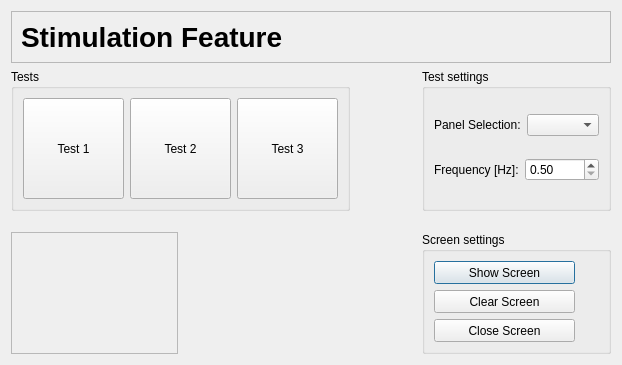
First picture: the form in applications/mne_x/plugins/ssvepbci/FormFiles/ssvepbcisetupstimuluswidget.ui, repository mne-tools/mne-cpp, before the edit.
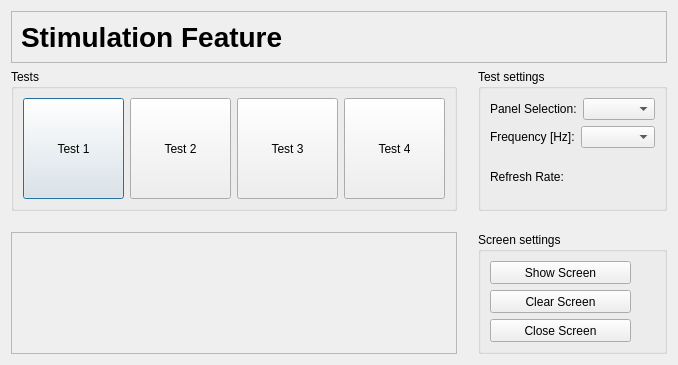
Second picture: the form after the edit. Icons and pictures are not drawn.

Diff of the .ui file:
```diff
--- a/applications/mne_x/plugins/ssvepbci/FormFiles/ssvepbcisetupstimuluswidget.ui
+++ b/applications/mne_x/plugins/ssvepbci/FormFiles/ssvepbcisetupstimuluswidget.ui
@@ -6,7 +6,7 @@
    <rect>
     <x>0</x>
     <y>0</y>
-    <width>622</width>
+    <width>678</width>
     <height>365</height>
    </rect>
   </property>
@@ -14,131 +14,20 @@
    <string>Dialog</string>
   </property>
   <layout class="QGridLayout" name="gridLayout_2">
-   <item row="1" column="4">
-    <widget class="QGroupBox" name="groupBox">
-     <property name="title">
-      <string>Test settings</string>
+   <item row="1" column="1">
+    <spacer name="horizontalSpacer_2">
+     <property name="orientation">
+      <enum>Qt::Horizontal</enum>
      </property>
-     <layout class="QGridLayout" name="gridLayout">
-      <item row="0" column="0">
-       <layout class="QHBoxLayout" name="horizontalLayout">
-        <item>
-         <widget class="QLabel" name="label">
-          <property name="text">
-           <string>Panel Selection:</string>
-          </property>
-         </widget>
-        </item>
-        <item>
-         <widget class="QComboBox" name="comboBox"/>
-        </item>
-       </layout>
-      </item>
-      <item row="1" column="0">
-       <layout class="QHBoxLayout" name="horizontalLayout_2">
-        <item>
-         <widget class="QLabel" name="label_2">
-          <property name="text">
-           <string>Frequency [Hz]:</string>
-          </property>
-         </widget>
-        </item>
-        <item>
-         <widget class="QDoubleSpinBox" name="doubleSpinBox">
-          <property name="minimum">
-           <double>0.500000000000000</double>
-          </property>
-          <property name="maximum">
-           <double>30.000000000000000</double>
-          </property>
-         </widget>
-        </item>
-       </layout>
-      </item>
-     </layout>
-    </widget>
-   </item>
-   <item row="3" column="0">
-    <widget class="QFrame" name="frame">
-     <property name="frameShape">
-      <enum>QFrame::StyledPanel</enum>
+     <property name="sizeHint" stdset="0">
+      <size>
+       <width>40</width>
+       <height>20</height>
+      </size>
      </property>
-     <property name="frameShadow">
-      <enum>QFrame::Raised</enum>
-     </property>
-     <layout class="QHBoxLayout" name="horizontalLayout_5"/>
-    </widget>
+    </spacer>
    </item>
-   <item row="3" column="4">
-    <widget class="QGroupBox" name="groupBox_2">
-     <property name="title">
-      <string>Screen settings</string>
-     </property>
-     <layout class="QVBoxLayout" name="verticalLayout">
-      <item>
-       <widget class="QPushButton" name="pushButton">
-        <property name="sizePolicy">
-         <sizepolicy hsizetype="Fixed" vsizetype="Fixed">
-          <horstretch>0</horstretch>
-          <verstretch>0</verstretch>
-         </sizepolicy>
-        </property>
-        <property name="minimumSize">
-         <size>
-          <width>141</width>
-          <height>23</height>
-         </size>
-        </property>
-        <property name="text">
-         <string>Show Screen</string>
-        </property>
-        <property name="checkable">
-         <bool>false</bool>
-        </property>
-       </widget>
-      </item>
-      <item>
-       <widget class="QPushButton" name="pushButton_2">
-        <property name="sizePolicy">
-         <sizepolicy hsizetype="Fixed" vsizetype="Fixed">
-          <horstretch>0</horstretch>
-          <verstretch>0</verstretch>
-         </sizepolicy>
-        </property>
-        <property name="minimumSize">
-         <size>
-          <width>141</width>
-          <height>23</height>
-         </size>
-        </property>
-        <property name="text">
-         <string>Clear Screen</string>
-        </property>
-       </widget>
-      </item>
-      <item>
-       <widget class="QPushButton" name="pushButton_3">
-        <property name="sizePolicy">
-         <sizepolicy hsizetype="Fixed" vsizetype="Fixed">
-          <horstretch>0</horstretch>
-          <verstretch>0</verstretch>
-         </sizepolicy>
-        </property>
-        <property name="minimumSize">
-         <size>
-          <width>141</width>
-          <height>23</height>
-         </size>
-        </property>
-        <property name="text">
-         <string>Close Screen</string>
-        </property>
-       </widget>
-      </item>
-     </layout>
-    </widget>
-   </item>
-   <item row="1" column="0" colspan="2">
+   <item row="1" column="0">
     <widget class="QGroupBox" name="groupBox_3">
      <property name="title">
       <string>Tests</string>
@@ -201,10 +90,29 @@
         </property>
        </widget>
       </item>
+      <item>
+       <widget class="QPushButton" name="pushButton_7">
+        <property name="sizePolicy">
+         <sizepolicy hsizetype="Fixed" vsizetype="Fixed">
+          <horstretch>0</horstretch>
+          <verstretch>0</verstretch>
+         </sizepolicy>
+        </property>
+        <property name="minimumSize">
+         <size>
+          <width>101</width>
+          <height>101</height>
+         </size>
+        </property>
+        <property name="text">
+         <string>Test 4</string>
+        </property>
+       </widget>
+      </item>
      </layout>
     </widget>
    </item>
-   <item row="0" column="0" colspan="5">
+   <item row="0" column="0" colspan="3">
     <widget class="QFrame" name="frame_2">
      <property name="maximumSize">
       <size>
@@ -265,20 +173,142 @@
      </layout>
     </widget>
    </item>
+   <item row="3" column="0">
+    <widget class="QFrame" name="frame">
+     <property name="frameShape">
+      <enum>QFrame::StyledPanel</enum>
+     </property>
+     <property name="frameShadow">
+      <enum>QFrame::Raised</enum>
+     </property>
+     <layout class="QHBoxLayout" name="horizontalLayout_5"/>
+    </widget>
+   </item>
+   <item row="3" column="2">
+    <widget class="QGroupBox" name="groupBox_2">
+     <property name="title">
+      <string>Screen settings</string>
+     </property>
+     <layout class="QVBoxLayout" name="verticalLayout">
+      <item>
+       <widget class="QPushButton" name="pushButton">
+        <property name="sizePolicy">
+         <sizepolicy hsizetype="Fixed" vsizetype="Fixed">
+          <horstretch>0</horstretch>
+          <verstretch>0</verstretch>
+         </sizepolicy>
+        </property>
+        <property name="minimumSize">
+         <size>
+          <width>141</width>
+          <height>23</height>
+         </size>
+        </property>
+        <property name="text">
+         <string>Show Screen</string>
+        </property>
+        <property name="checkable">
+         <bool>false</bool>
+        </property>
+       </widget>
+      </item>
+      <item>
+       <widget class="QPushButton" name="pushButton_2">
+        <property name="sizePolicy">
+         <sizepolicy hsizetype="Fixed" vsizetype="Fixed">
+          <horstretch>0</horstretch>
+          <verstretch>0</verstretch>
+         </sizepolicy>
+        </property>
+        <property name="minimumSize">
+         <size>
+          <width>141</width>
+          <height>23</height>
+         </size>
+        </property>
+        <property name="text">
+         <string>Clear Screen</string>
+        </property>
+       </widget>
+      </item>
+      <item>
+       <widget class="QPushButton" name="pushButton_3">
+        <property name="sizePolicy">
+         <sizepolicy hsizetype="Fixed" vsizetype="Fixed">
+          <horstretch>0</horstretch>
+          <verstretch>0</verstretch>
+         </sizepolicy>
+        </property>
+        <property name="minimumSize">
+         <size>
+          <width>141</width>
+          <height>23</height>
+         </size>
+        </property>
+        <property name="text">
+         <string>Close Screen</string>
+        </property>
+       </widget>
+      </item>
+     </layout>
+    </widget>
+   </item>
    <item row="1" column="2">
-    <spacer name="horizontalSpacer_2">
-     <property name="orientation">
-      <enum>Qt::Horizontal</enum>
+    <widget class="QGroupBox" name="groupBox">
+     <property name="title">
+      <string>Test settings</string>
      </property>
-     <property name="sizeHint" stdset="0">
-      <size>
-       <width>40</width>
-       <height>20</height>
-      </size>
-     </property>
-    </spacer>
+     <layout class="QGridLayout" name="gridLayout">
+      <item row="0" column="0">
+       <layout class="QHBoxLayout" name="horizontalLayout">
+        <item>
+         <widget class="QLabel" name="label">
+          <property name="text">
+           <string>Panel Selection:</string>
+          </property>
+         </widget>
+        </item>
+        <item>
+         <widget class="QComboBox" name="comboBox"/>
+        </item>
+       </layout>
+      </item>
+      <item row="1" column="0">
+       <layout class="QHBoxLayout" name="horizontalLayout_2">
+        <item>
+         <widget class="QLabel" name="label_2">
+          <property name="text">
+           <string>Frequency [Hz]:</string>
+          </property>
+         </widget>
+        </item>
+        <item>
+         <widget class="QComboBox" name="comboBox_2"/>
+        </item>
+       </layout>
+      </item>
+      <item row="2" column="0">
+       <layout class="QHBoxLayout" name="horizontalLayout_6">
+        <item>
+         <widget class="QLabel" name="label_5">
+          <property name="text">
+           <string>Refresh Rate:</string>
+          </property>
+         </widget>
+        </item>
+        <item>
+         <widget class="QLabel" name="label_6">
+          <property name="text">
+           <string/>
+          </property>
+         </widget>
+        </item>
+       </layout>
+      </item>
+     </layout>
+    </widget>
    </item>
-   <item row="2" column="3" colspan="2">
+   <item row="2" column="2">
     <spacer name="verticalSpacer">
      <property name="orientation">
       <enum>Qt::Vertical</enum>
```
